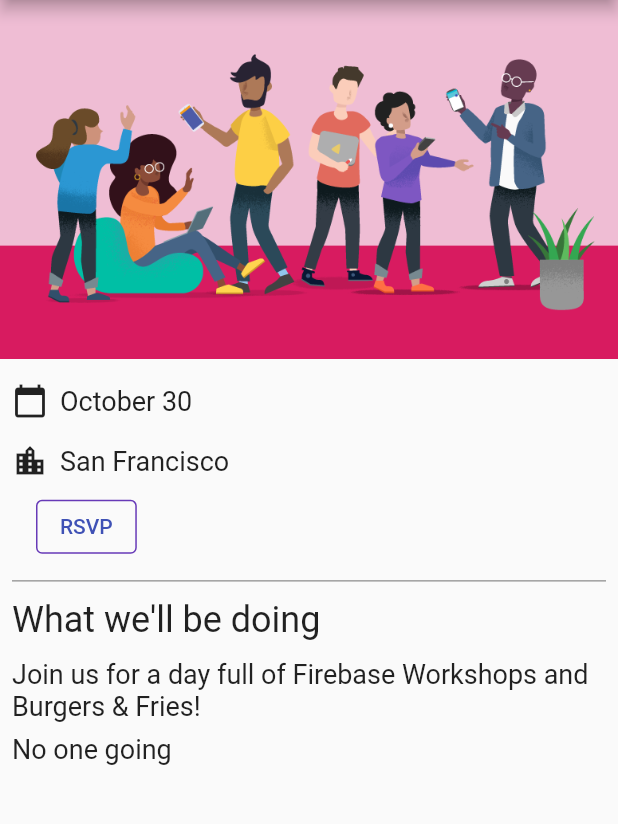
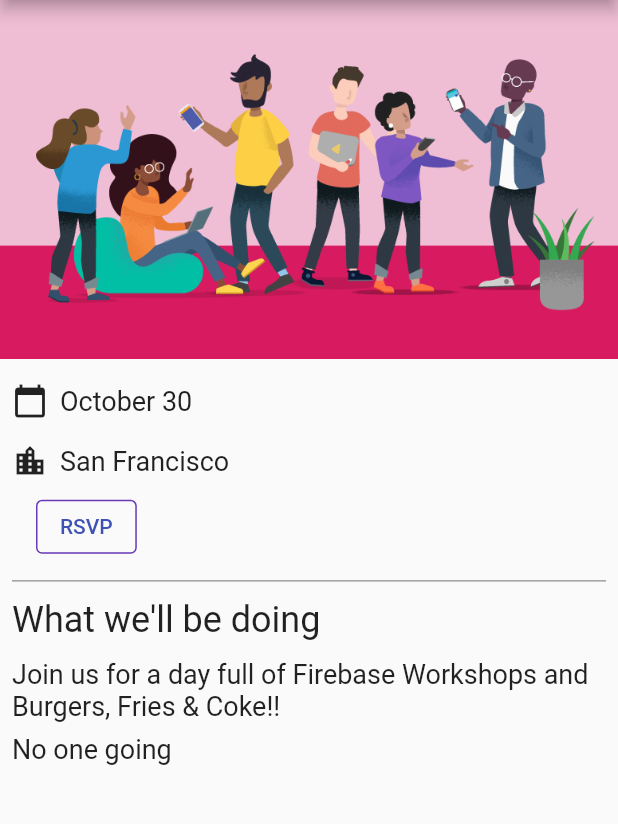
Before and after one commit to finickyakshay/FlutterWebApp, a Flutter app: the screen it shows after launch, on a phone screen of 412 x 824 dp, the part 84-908 px from its top. Run offline on Flutter 3.47's test engine with Material 2 defaults, Android fonts, the phone set to English and light mode, and no system bars; our stand-ins replace cloud_firestore, firebase_auth, firebase_core, google_fonts; accounts and stored records are empty.

Commit message:
update welcome message

```diff
--- a/lib/main.dart
+++ b/lib/main.dart
@@ -74,7 +74,7 @@
           ),
           const Header("What we'll be doing"),
           const Paragraph(
-            'Join us for a day full of Firebase Workshops and Burgers & Fries!',
+            'Join us for a day full of Firebase Workshops and Burgers, Fries & Coke!!',
           ),
           Consumer<ApplicationState>(
             builder: (context, appState, _) => Column(
```
